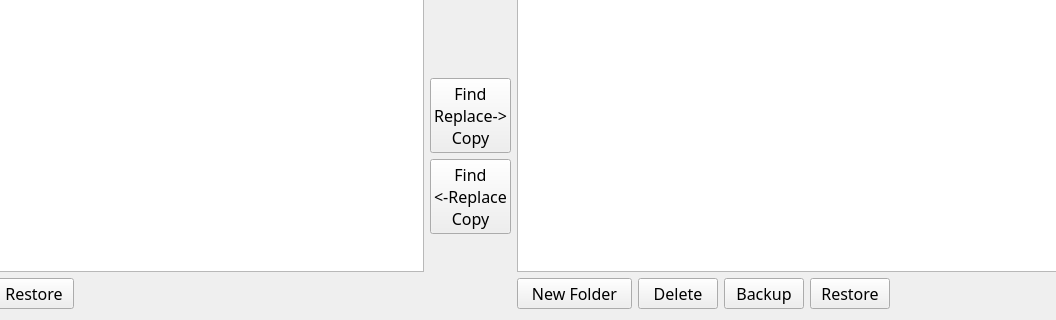
SumoLogic/sumologictoolbox, file data/content.ui: the form before one commit; both pictures show x 310 to 1366 and y 162 to 482 of the 1561 by 482 pixel window.
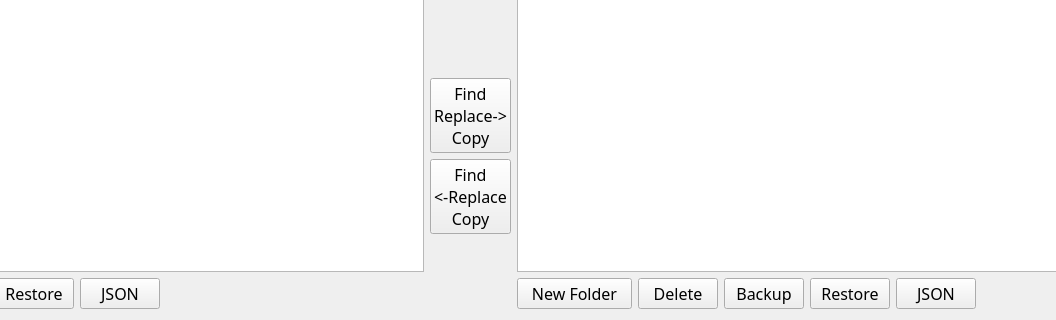
The form after the commit.

The edit to the form file:
```diff
--- a/data/content.ui
+++ b/data/content.ui
@@ -298,6 +298,22 @@
          </property>
         </widget>
        </item>
+       <item>
+        <widget class="QPushButton" name="pushButtonContentViewJSONLeft">
+         <property name="font">
+          <font>
+           <family>Waree</family>
+           <pointsize>12</pointsize>
+          </font>
+         </property>
+         <property name="toolTip">
+          <string>View item(s) as JSON</string>
+         </property>
+         <property name="text">
+          <string>JSON</string>
+         </property>
+        </widget>
+       </item>
        <item>
         <spacer name="horizontalSpacer_15">
          <property name="orientation">
@@ -719,6 +735,22 @@
          </property>
         </widget>
        </item>
+       <item>
+        <widget class="QPushButton" name="pushButtonContentViewJSONRight">
+         <property name="font">
+          <font>
+           <family>Waree</family>
+           <pointsize>12</pointsize>
+          </font>
+         </property>
+         <property name="toolTip">
+          <string>View item(s) as JSON</string>
+         </property>
+         <property name="text">
+          <string>JSON</string>
+         </property>
+        </widget>
+       </item>
        <item>
         <spacer name="horizontalSpacer_16">
          <property name="orientation">
```
Left out of the diff: 2 changed lines with no effect on the pictures.
